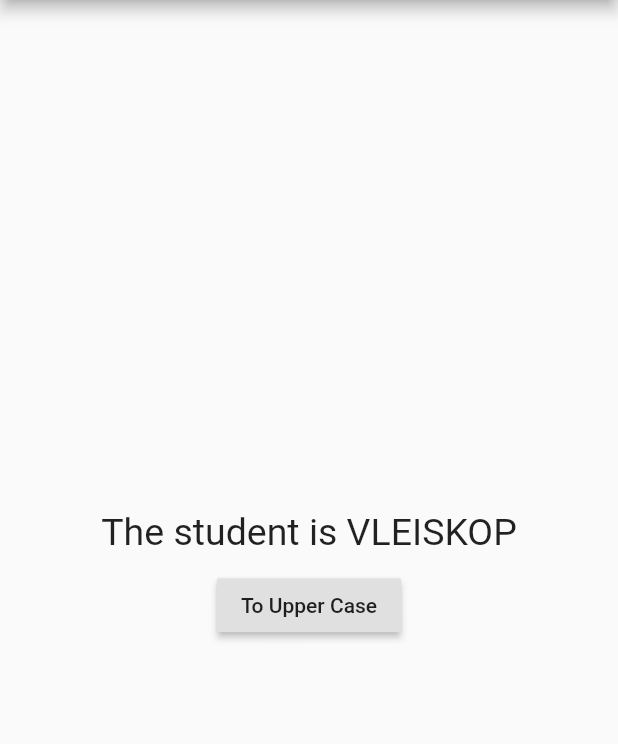
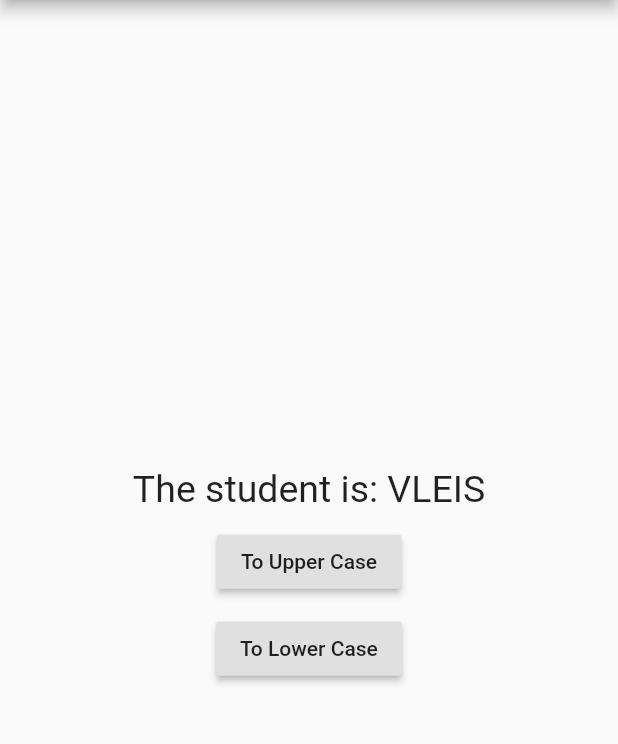
Before and after one commit to vleiswal/ripples_tut_getX, a Flutter app: the screen it shows after launch, after a tap on "To Upper Case", on a phone screen of 412 x 824 dp, the part 84-828 px from its top. Run offline on Flutter 3.47's test engine with Material 2 defaults, Android fonts, the phone set to English and light mode, and no system bars; our stand-ins replace get.

Commit message:
lesson_9

```diff
--- /dev/null
+++ b/lib/controllers/my_controller.dart
@@ -0,0 +1,21 @@
+import 'dart:collection';
+
+import 'package:get/get_state_manager/get_state_manager.dart';
+import 'package:getx_tut_4/usr/student.dart';
+import 'package:get/get.dart';
+
+class MyController extends GetxController {
+  var student = Student(name: 'Vleis', age: 55).obs;
+
+  void convertToUpperCase() {
+    student.update((student) {
+      student.name = student.name.toString().toUpperCase();
+    });
+  }
+
+  void convertToLowerCase() {
+    student.update((student) {
+      student.name = student.name.toString().toLowerCase();
+    });
+  }
+}
--- a/lib/main.dart
+++ b/lib/main.dart
@@ -1,5 +1,6 @@
 import 'package:flutter/material.dart';
 import 'package:get/get.dart';
+import 'package:getx_tut_4/controllers/my_controller.dart';
 import 'package:getx_tut_4/screens/home_screen.dart';
 import 'package:getx_tut_4/screens/next_screen.dart';
 import 'package:getx_tut_4/screens/unknown_route.dart';
@@ -12,7 +13,9 @@ void main() {
 class MyApp extends StatelessWidget {
   //var student = Student();
 
-  final student = Student(name: 'Vleiskop', age: 57).obs;
+  // final student = Student(name: 'Vleiskop', age: 57).obs;
+  //Create Controller
+  MyController myController = Get.put(MyController());
 
   @override
   Widget build(BuildContext context) {
@@ -30,18 +33,21 @@ class MyApp extends StatelessWidget {
             crossAxisAlignment: CrossAxisAlignment.center,
             children: [
               Obx(
-                () => Text('The student is ${student.value.name}',
+                () => Text('The student is: ${myController.student.value.name}',
                     style: TextStyle(fontSize: 25)),
               ),
               SizedBox(height: 10),
               RaisedButton(
-                child: Text('To Upper Case'),
-                onPressed: () {
-                  student.update((student) {
-                    student.name = student.name.toString().toUpperCase();
-                  });
-                },
-              ),
+                  child: Text('To Upper Case'),
+                  onPressed: () {
+                    myController.convertToUpperCase();
+                  }),
+              SizedBox(height: 10),
+              RaisedButton(
+                  child: Text('To Lower Case'),
+                  onPressed: () {
+                    myController.convertToLowerCase();
+                  }),
             ],
           ),
         ),
```
